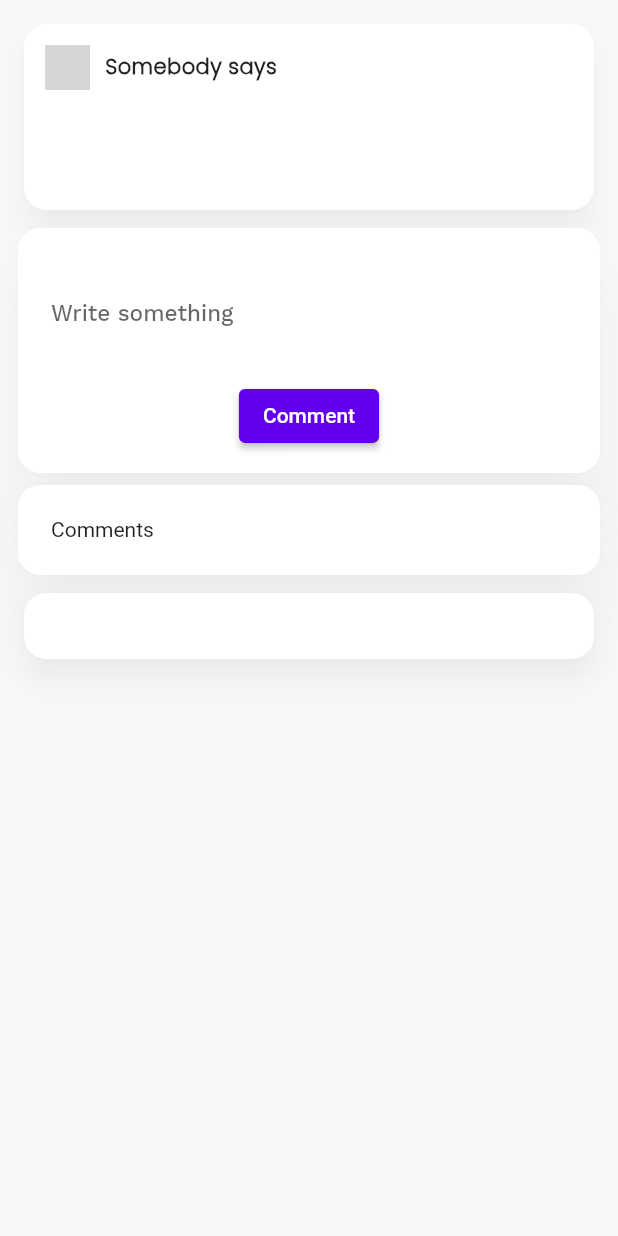
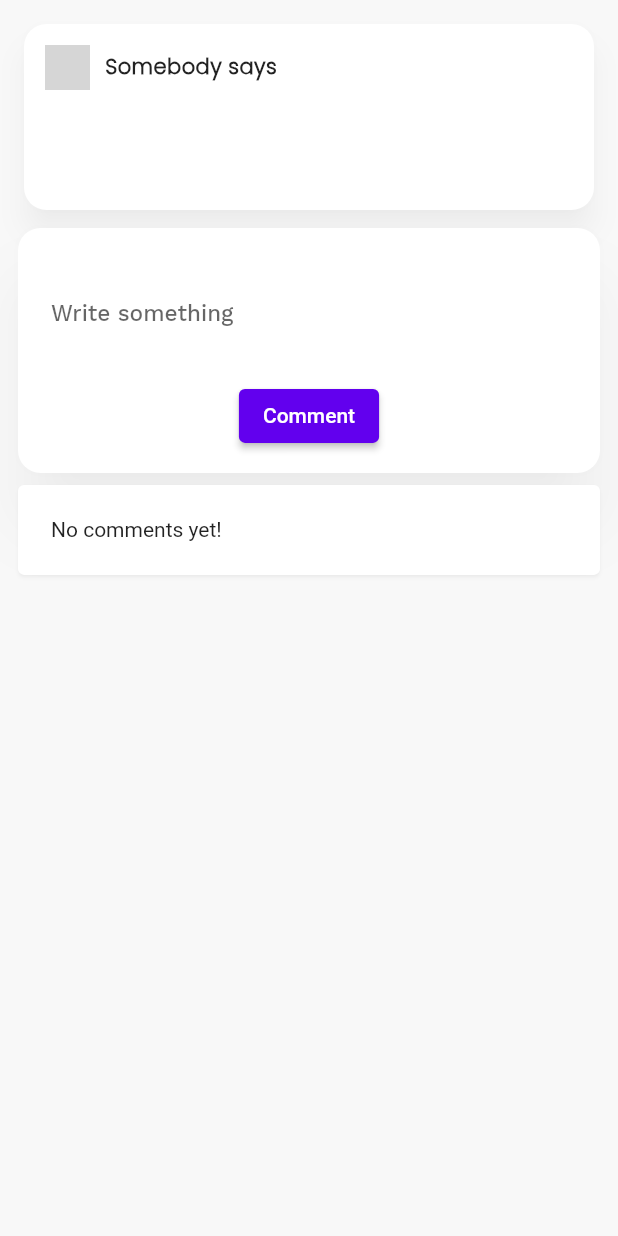
Before and after one commit to 0xrpj/kalpanik-saathi, a Flutter app: the PostDetail screen opened directly with empty values, after a tap on "Comment", on a phone screen of 412 x 824 dp. Run offline on Flutter 3.47's test engine with Material 2 defaults, Android fonts, the phone set to English and light mode, and no system bars; our stand-ins replace animated_splash_screen, audioplayers, awesome_dialog, cloud_firestore, firebase_auth, firebase_core and 7 more; accounts and stored records are empty; network calls fail; project files that could hold a hidden picture were left out; grey boxes are pictures that could not be loaded.

Commit message:
fix comments display logic

```diff
--- a/lib/pages/posts/post_detail.dart
+++ b/lib/pages/posts/post_detail.dart
@@ -147,6 +147,7 @@ class _PostDetailState extends State<PostDetail> {
                             ),
                             ElevatedButton(
                                 onPressed: () {
+                                  if (_commentController.text.isNotEmpty) {
                                     final Comment newComment = Comment(
                                         postId: widget.postId,
                                         userId: _currentUser.uid.toString(),
@@ -158,49 +159,58 @@ class _PostDetailState extends State<PostDetail> {
                                     setState(() {
                                       _commentData.insert(0, newComment);
                                     });
+                                  }
 
                                   _commentController.clear();
                                 },
                                 child: const Text('Comment'))
                           ],
                         )))),
+            // conditional rendering
+            if (_commentData.isNotEmpty)
               Card(
-                shape: RoundedRectangleBorder(
-                  borderRadius: BorderRadius.circular(15.0),
-                ),
-                elevation: 18,
                   shadowColor: Colors.grey.withOpacity(0.15),
                   child: Padding(
                       padding: const EdgeInsets.all(14.0),
                       child: SizedBox(
                         width: double.infinity,
                         child: Card(
-                        shape: RoundedRectangleBorder(
-                          borderRadius: BorderRadius.circular(15.0),
+                          margin: const EdgeInsets.all(8.0),
+                          shadowColor: Colors.grey.withOpacity(0),
+                          child: const Text(
+                            'Recent comments',
                           ),
+                        ),
+                      )))
+            else
+              Card(
+                  shadowColor: Colors.grey.withOpacity(0.15),
+                  child: Padding(
+                      padding: const EdgeInsets.all(14.0),
+                      child: SizedBox(
+                        width: double.infinity,
+                        child: Card(
                           margin: const EdgeInsets.all(8.0),
-                        // elevation: 8,
                           shadowColor: Colors.grey.withOpacity(0),
-                        // child: Text('Hello')
                           child: const Text(
-                          'Comments',
+                            'No comments yet!',
                           ),
                         ),
                       ))),
+
             Expanded(
               child: ListView.builder(
                   shrinkWrap: true,
                   physics: const AlwaysScrollableScrollPhysics(),
                   itemCount: _commentData.length,
                   itemBuilder: (BuildContext context, int index) {
-                    // return ;
                     return Card(
-                        shape: RoundedRectangleBorder(
-                          borderRadius: BorderRadius.circular(15.0),
-                        ),
+                        // shape: RoundedRectangleBorder(
+                        //   borderRadius: BorderRadius.circular(15.0),
+                        // ),
                         margin: const EdgeInsets.all(8.0),
-                        elevation: 8,
-                        shadowColor: Colors.grey.withOpacity(0.15),
+                        // elevation: 8,
+                        // shadowColor: Colors.grey.withOpacity(0.15),
                         child: Padding(
                           padding: const EdgeInsets.all(14.0),
                           child: Column(
```
Lines whose indentation alone changed are shown as unchanged.
